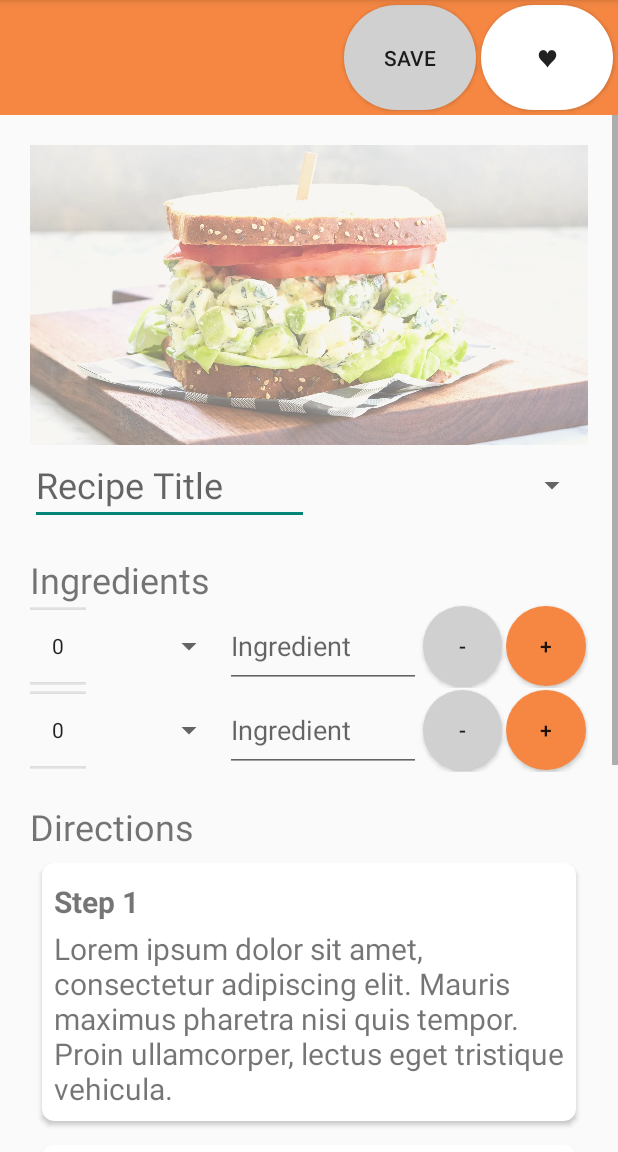
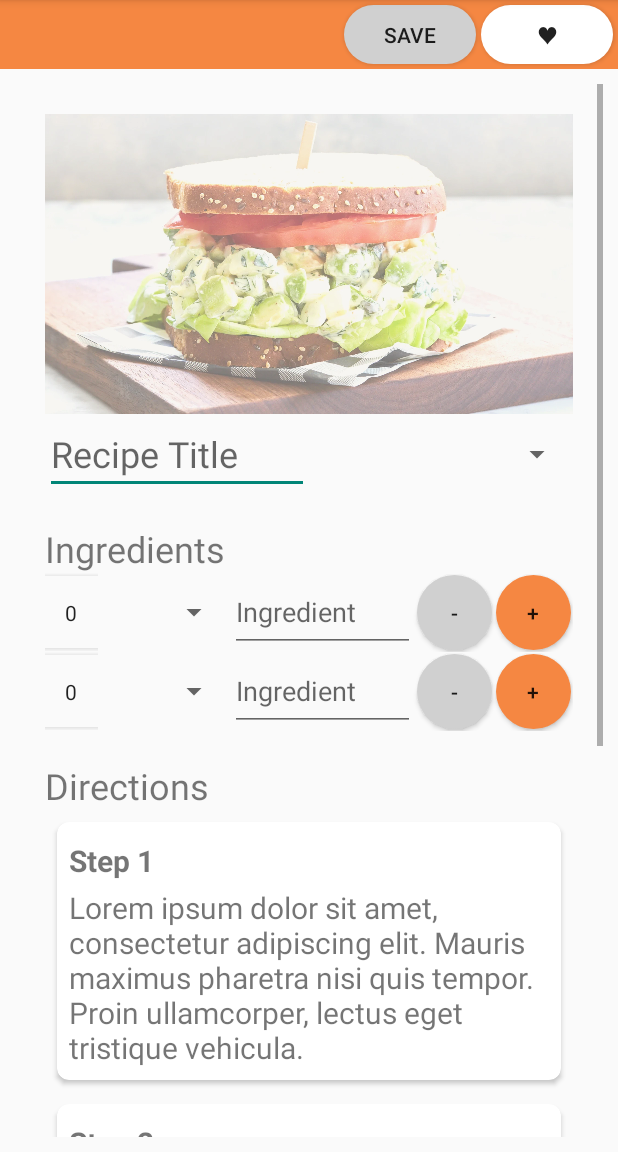
Before and after one commit to desmondsyu/recipes, an Android app: the DetailActivity screen opened directly, with no data from a screen before it, on a phone screen of 412 x 824 dp, the part 84-1236 px from its top. Run offline under Robolectric (Android 15) with nearby library versions, the phone set to English and light mode, and no system bars.

Commit message:
Update activity_detail.xml

```diff
--- a/app/src/main/res/layout/activity_detail.xml
+++ b/app/src/main/res/layout/activity_detail.xml
@@ -43,11 +43,12 @@
         android:layout_width="wrap_content"
         android:layout_height="wrap_content"
         android:orientation="horizontal"
-        app:layout_constraintGuide_percent="0.10" />
+        app:layout_constraintGuide_percent="0.06" />
 
     <ScrollView
         android:layout_width="match_parent"
         android:layout_height="0dp"
+        android:layout_margin="10dp"
         app:layout_constraintBottom_toBottomOf="parent"
         app:layout_constraintEnd_toEndOf="parent"
         app:layout_constraintStart_toStartOf="parent"
@@ -57,13 +58,10 @@
         <LinearLayout
             android:id="@+id/ll_recipe_detail"
             android:layout_width="match_parent"
-        android:layout_height="0dp"
+            android:layout_height="match_parent"
             android:layout_margin="20dp"
             android:gravity="center_horizontal"
-        android:orientation="vertical"
-        app:layout_constraintEnd_toEndOf="parent"
-        app:layout_constraintStart_toStartOf="parent"
-        app:layout_constraintTop_toBottomOf="@id/gl_h10">
+            android:orientation="vertical">
 
             <ImageView
                 android:id="@+id/iv_thumbnail"
@@ -117,12 +115,6 @@
             <!--            android:layout_height="wrap_content"-->
             <!--            android:layout_marginTop="10dp" />-->
 
-
-<!--        <LinearLayout-->
-<!--            android:layout_width="match_parent"-->
-<!--            android:layout_height="wrap_content"-->
-<!--            android:gravity="center"-->
-<!--            android:orientation="vertical">-->
 
             <androidx.constraintlayout.widget.ConstraintLayout
                 android:layout_width="match_parent"
@@ -306,8 +298,6 @@
                     app:layout_constraintStart_toEndOf="@id/gl_v852"
                     app:layout_constraintTop_toTopOf="parent" />
             </androidx.constraintlayout.widget.ConstraintLayout>
-<!--        </LinearLayout>-->
-
 
             <TextView
                 android:id="@+id/tv_direction"
@@ -399,7 +389,6 @@
                         app:layout_constraintEnd_toEndOf="parent"
                         app:layout_constraintStart_toStartOf="parent"
                         app:layout_constraintTop_toTopOf="parent"
-
                         />
 
                     <TextView
@@ -444,7 +433,6 @@
                         app:layout_constraintEnd_toEndOf="parent"
                         app:layout_constraintStart_toStartOf="parent"
                         app:layout_constraintTop_toTopOf="parent"
-
                         />
 
                     <TextView
@@ -466,13 +454,9 @@
                 android:id="@+id/bt_addstep"
                 android:layout_width="match_parent"
                 android:layout_height="wrap_content"
+                android:layout_marginBottom="20dp"
                 android:background="@drawable/circular_button_themecolor"
                 android:text="Add Step" />
-
-
-<!--        </LinearLayout>-->
-
-
         </LinearLayout>
     </ScrollView>
 
```
Lines whose indentation alone changed are shown as unchanged.
